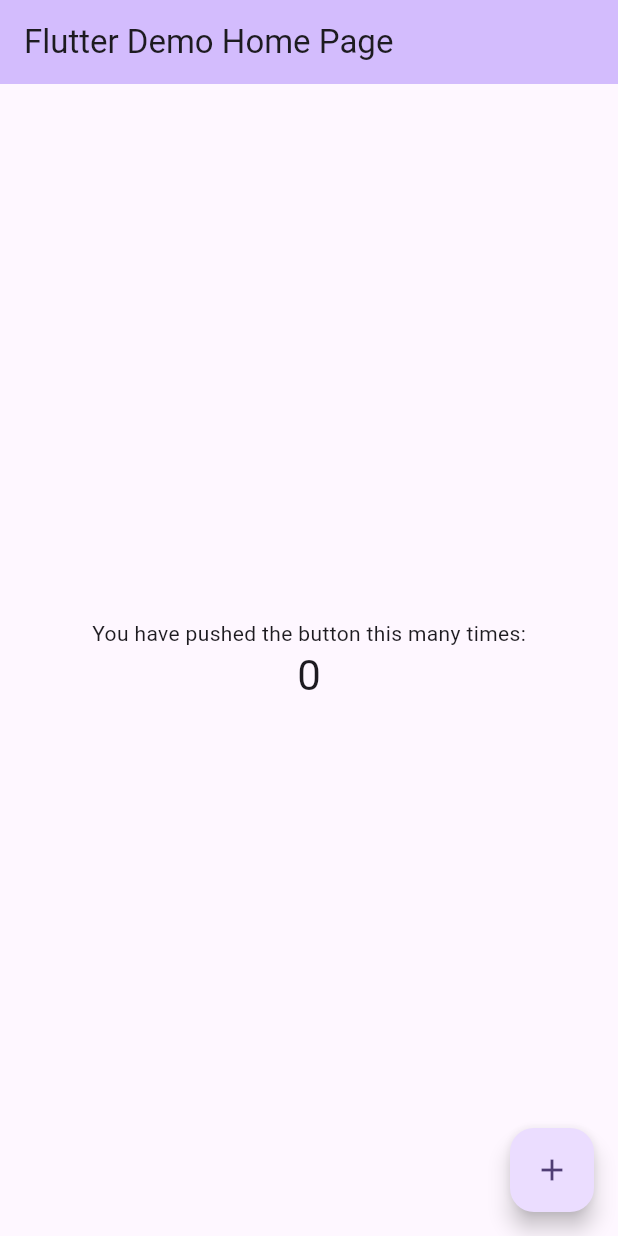
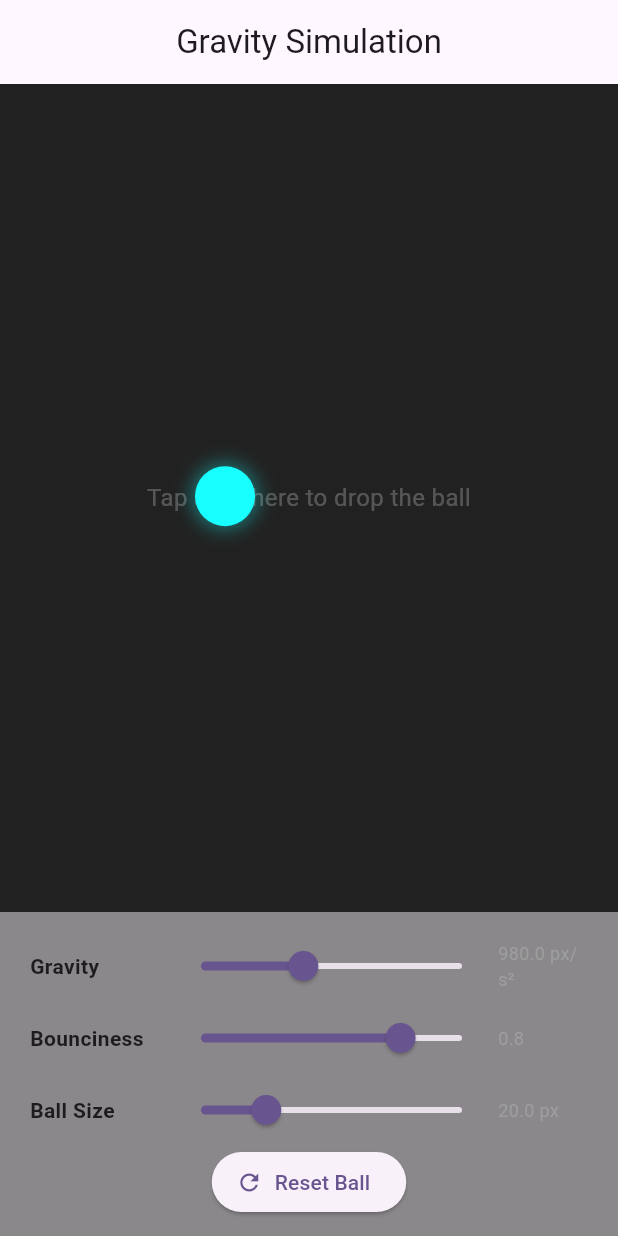
Before and after one commit to ChrisWongAtCUHK/flutter-learning-notes, a Flutter app: the screen it shows after launch, on a phone screen of 412 x 824 dp. Run offline on Flutter 3.47's test engine with Material 3 defaults, Android fonts, the light colour scheme and no system bars.

Commit message:
Gemini Gravity Simulation

```diff
--- a/gravity_simulation/lib/main.dart
+++ b/gravity_simulation/lib/main.dart
@@ -1,4 +1,5 @@
 import 'package:flutter/material.dart';
+import 'package:flutter/scheduler.dart';
 
 void main() {
   runApp(const MyApp());
@@ -11,7 +12,7 @@ class MyApp extends StatelessWidget {
   @override
   Widget build(BuildContext context) {
     return MaterialApp(
-      title: 'Flutter Demo',
+      title: 'Flutter Gravity Simulation',
       theme: ThemeData(
         // This is the theme of your application.
         //
@@ -30,93 +31,252 @@ class MyApp extends StatelessWidget {
         // tested with just a hot reload.
         colorScheme: .fromSeed(seedColor: Colors.deepPurple),
       ),
-      home: const MyHomePage(title: 'Flutter Demo Home Page'),
+      home: const GravitySimScreen(),
     );
   }
 }
 
-class MyHomePage extends StatefulWidget {
-  const MyHomePage({super.key, required this.title});
-
-  // This widget is the home page of your application. It is stateful, meaning
-  // that it has a State object (defined below) that contains fields that affect
-  // how it looks.
-
-  // This class is the configuration for the state. It holds the values (in this
-  // case the title) provided by the parent (in this case the App widget) and
-  // used by the build method of the State. Fields in a Widget subclass are
-  // always marked "final".
-
-  final String title;
+class GravitySimScreen extends StatefulWidget {
+  const GravitySimScreen({super.key});
 
   @override
-  State<MyHomePage> createState() => _MyHomePageState();
+  State<GravitySimScreen> createState() => _GravitySimScreenState();
 }
 
-class _MyHomePageState extends State<MyHomePage> {
-  int _counter = 0;
+class _GravitySimScreenState extends State<GravitySimScreen>
+    with SingleTickerProviderStateMixin {
+  late Ticker _ticker;
 
-  void _incrementCounter() {
+  // Arena Dimensions
+  final GlobalKey _arenaKey = GlobalKey();
+  double _arenaWidth = 300.0;
+  double _arenaHeight = 400.0;
+
+  // Ball Physics State
+  double _posX = 150.0;
+  double _posY = 50.0;
+  double _velocityX = 0.0;
+  double _velocityY = 0.0;
+
+  // Simulation Parameters (Adjustable)
+  double _gravity = 980.0; // Pixels per second squared (~9.8 m/s²)
+  double _bounciness = 0.75; // Restitution factor (0.0 to 1.0)
+  double _ballRadius = 20.0;
+
+  // Time tracking
+  Duration _lastFrameTime = Duration.zero;
+
+  @override
+  void initState() {
+    super.initState();
+    // Ticker fires on every screen refresh frame
+    _ticker = createTicker(_onFrame)..start();
+  }
+
+  @override
+  void dispose() {
+    _ticker.dispose();
+    super.dispose();
+  }
+
+  void _onFrame(Duration elapsed) {
+    if (_lastFrameTime == Duration.zero) {
+      _lastFrameTime = elapsed;
+      return;
+    }
+
+    // Delta time in seconds
+    double dt = (elapsed - _lastFrameTime).inMicroseconds / 1000000.0;
+    _lastFrameTime = elapsed;
+
+    // Limit dt to prevent huge jumps on lag spikes
+    if (dt > 0.05) dt = 0.05;
+
+    _updatePhysics(dt);
+  }
+
+  void _updatePhysics(double dt) {
     setState(() {
-      // This call to setState tells the Flutter framework that something has
-      // changed in this State, which causes it to rerun the build method below
-      // so that the display can reflect the updated values. If we changed
-      // _counter without calling setState(), then the build method would not be
-      // called again, and so nothing would appear to happen.
-      _counter++;
+      // 1. Apply Gravity Acceleration: v = v + a * dt
+      _velocityY += _gravity * dt;
+
+      // 2. Update Position: p = p + v * dt
+      _posX += _velocityX * dt;
+      _posY += _velocityY * dt;
+
+      // 3. Collision with Floor
+      double maxY = _arenaHeight - _ballRadius;
+      if (_posY >= maxY) {
+        _posY = maxY;
+        _velocityY = -_velocityY * _bounciness; // Reverse & lose energy
+
+        // Stop micro-bouncing when energy is near zero
+        if (_velocityY.abs() < 20.0) {
+          _velocityY = 0;
+        }
+      }
+
+      // 4. Collision with Walls (Left / Right)
+      double minX = _ballRadius;
+      double maxX = _arenaWidth - _ballRadius;
+      if (_posX <= minX) {
+        _posX = minX;
+        _velocityX = -_velocityX * _bounciness;
+      } else if (_posX >= maxX) {
+        _posX = maxX;
+        _velocityX = -_velocityX * _bounciness;
+      }
+    });
+  }
+
+  void _resetBall(Offset targetPos) {
+    setState(() {
+      // Keep ball within arena boundaries
+      _posX = targetPos.dx.clamp(_ballRadius, _arenaWidth - _ballRadius);
+      _posY = targetPos.dy.clamp(_ballRadius, _arenaHeight - _ballRadius);
+      _velocityX = 0.0;
+      _velocityY = 0.0;
     });
   }
 
   @override
   Widget build(BuildContext context) {
-    // This method is rerun every time setState is called, for instance as done
-    // by the _incrementCounter method above.
-    //
-    // The Flutter framework has been optimized to make rerunning build methods
-    // fast, so that you can just rebuild anything that needs updating rather
-    // than having to individually change instances of widgets.
     return Scaffold(
       appBar: AppBar(
-        // TRY THIS: Try changing the color here to a specific color (to
-        // Colors.amber, perhaps?) and trigger a hot reload to see the AppBar
-        // change color while the other colors stay the same.
-        backgroundColor: Theme.of(context).colorScheme.inversePrimary,
-        // Here we take the value from the MyHomePage object that was created by
-        // the App.build method, and use it to set our appbar title.
-        title: Text(widget.title),
+        title: const Text('Gravity Simulation'),
+        centerTitle: true,
       ),
-      body: Center(
-        // Center is a layout widget. It takes a single child and positions it
-        // in the middle of the parent.
-        child: Column(
-          // Column is also a layout widget. It takes a list of children and
-          // arranges them vertically. By default, it sizes itself to fit its
-          // children horizontally, and tries to be as tall as its parent.
-          //
-          // Column has various properties to control how it sizes itself and
-          // how it positions its children. Here we use mainAxisAlignment to
-          // center the children vertically; the main axis here is the vertical
-          // axis because Columns are vertical (the cross axis would be
-          // horizontal).
-          //
-          // TRY THIS: Invoke "debug painting" (choose the "Toggle Debug Paint"
-          // action in the IDE, or press "p" in the console), to see the
-          // wireframe for each widget.
-          mainAxisAlignment: .center,
-          children: [
-            const Text('You have pushed the button this many times:'),
-            Text(
-              '$_counter',
-              style: Theme.of(context).textTheme.headlineMedium,
+      body: Column(
+        children: [
+          // Physics Arena Area
+          Expanded(
+            child: LayoutBuilder(
+              builder: (context, constraints) {
+                _arenaWidth = constraints.maxWidth;
+                _arenaHeight = constraints.maxHeight;
+
+                return GestureDetector(
+                  key: _arenaKey,
+                  onTapDown: (details) => _resetBall(details.localPosition),
+                  child: Container(
+                    color: Colors.grey[900],
+                    child: Stack(
+                      children: [
+                        // Tap prompt helper
+                        const Center(
+                          child: Text(
+                            'Tap anywhere to drop the ball',
+                            style: TextStyle(
+                              color: Colors.white24,
+                              fontSize: 16,
+                            ),
+                          ),
+                        ),
+                        // Simulated Ball
+                        Positioned(
+                          left: _posX - _ballRadius,
+                          top: _posY - _ballRadius,
+                          child: Container(
+                            width: _ballRadius * 2,
+                            height: _ballRadius * 2,
+                            decoration: BoxDecoration(
+                              color: Colors.cyanAccent,
+                              shape: BoxShape.circle,
+                              boxShadow: [
+                                BoxShadow(
+                                  color: Colors.cyanAccent.withAlpha(
+                                    (0.4 * 255).round(),
+                                  ),
+                                  blurRadius: 10,
+                                  spreadRadius: 2,
+                                ),
+                              ],
+                            ),
+                          ),
+                        ),
+                      ],
+                    ),
+                  ),
+                );
+              },
             ),
-          ],
-        ),
-      ),
-      floatingActionButton: FloatingActionButton(
-        onPressed: _incrementCounter,
-        tooltip: 'Increment',
-        child: const Icon(Icons.add),
+          ),
+
+          // Control Panel Sliders
+          Container(
+            padding: const EdgeInsets.symmetric(
+              horizontal: 20.0,
+              vertical: 12.0,
+            ),
+            color: Colors.black45,
+            child: Column(
+              mainAxisSize: MainAxisSize.min,
+              children: [
+                _buildSlider(
+                  label: 'Gravity',
+                  value: _gravity,
+                  min: 0,
+                  max: 2500,
+                  unit: 'px/s²',
+                  onChanged: (val) => setState(() => _gravity = val),
+                ),
+                _buildSlider(
+                  label: 'Bounciness',
+                  value: _bounciness,
+                  min: 0.1,
+                  max: 0.95,
+                  unit: '',
+                  onChanged: (val) => setState(() => _bounciness = val),
+                ),
+                _buildSlider(
+                  label: 'Ball Size',
+                  value: _ballRadius,
+                  min: 10,
+                  max: 50,
+                  unit: 'px',
+                  onChanged: (val) => setState(() => _ballRadius = val),
+                ),
+                ElevatedButton.icon(
+                  onPressed: () => _resetBall(Offset(_arenaWidth / 2, 50)),
+                  icon: const Icon(Icons.refresh),
+                  label: const Text('Reset Ball'),
+                ),
+              ],
+            ),
+          ),
+        ],
       ),
     );
   }
+
+  Widget _buildSlider({
+    required String label,
+    required double value,
+    required double min,
+    required double max,
+    required String unit,
+    required ValueChanged<double> onChanged,
+  }) {
+    return Row(
+      children: [
+        SizedBox(
+          width: 90,
+          child: Text(
+            label,
+            style: const TextStyle(fontWeight: FontWeight.bold),
+          ),
+        ),
+        Expanded(
+          child: Slider(value: value, min: min, max: max, onChanged: onChanged),
+        ),
+        SizedBox(
+          width: 60,
+          child: Text(
+            '${value.toStringAsFixed(1)} $unit',
+            style: const TextStyle(fontSize: 12, color: Colors.grey),
+          ),
+        ),
+      ],
+    );
+  }
 }
```
